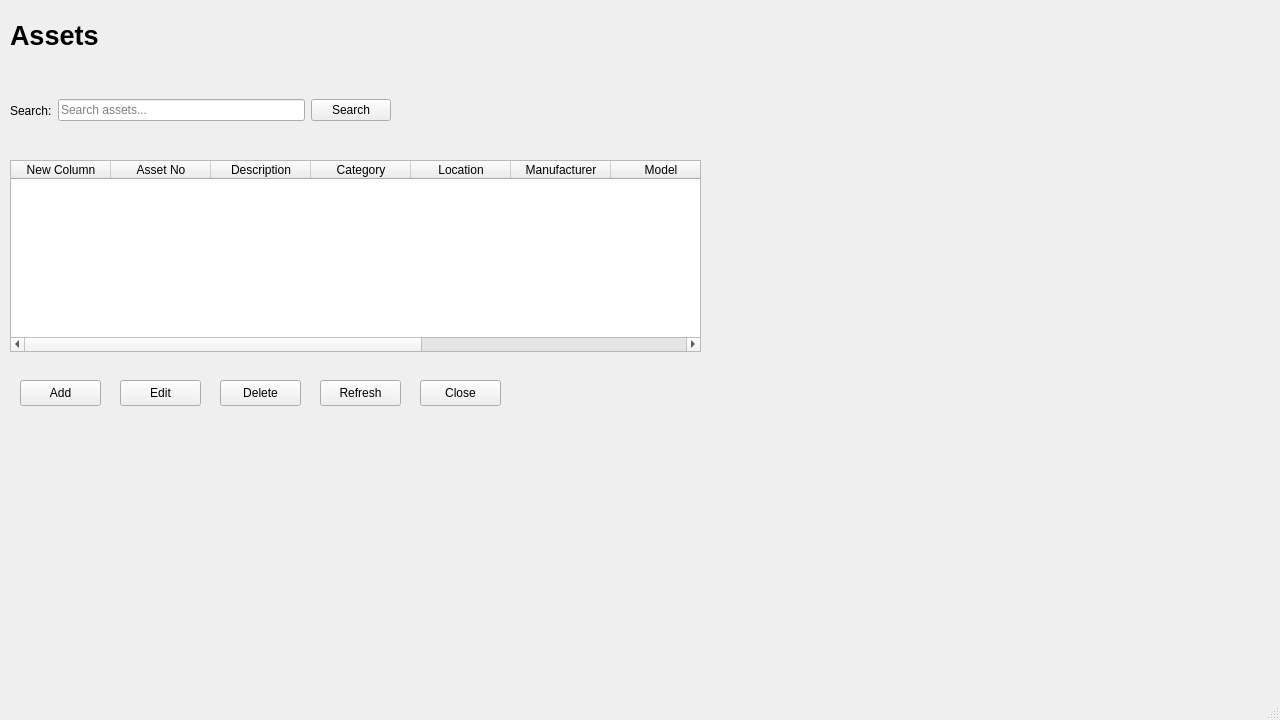
Apie-dup/MaintenanceSystem, file MaintenanceSystem/app/ui/forms/assets.ui: the form before one commit.
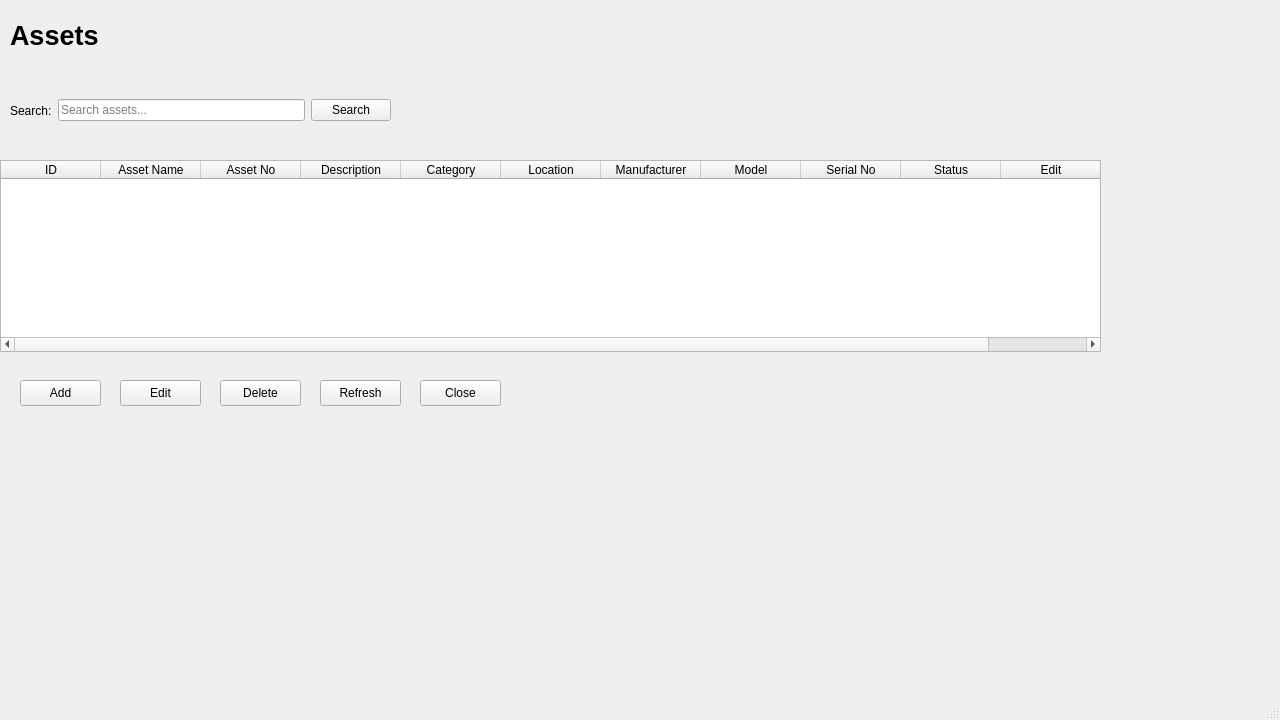
The form after the commit.

Commit message: Complete Asset CRUD functionality

The edit to the form file:
```diff
--- a/MaintenanceSystem/app/ui/forms/assets.ui
+++ b/MaintenanceSystem/app/ui/forms/assets.ui
@@ -42,18 +42,23 @@
    <widget class="QTableWidget" name="tblAssets">
     <property name="geometry">
      <rect>
-      <x>10</x>
+      <x>0</x>
       <y>160</y>
-      <width>691</width>
+      <width>1101</width>
       <height>192</height>
      </rect>
     </property>
     <property name="columnCount">
-     <number>10</number>
+     <number>11</number>
     </property>
     <column>
      <property name="text">
-      <string>New Column</string>
+      <string>ID</string>
+     </property>
+    </column>
+    <column>
+     <property name="text">
+      <string>Asset Name</string>
      </property>
     </column>
     <column>
```
The commit also changes 6 other files.
